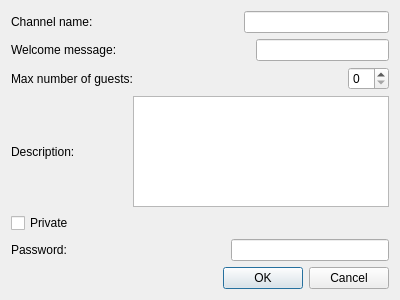
Above: GoodVibes-Client/channelsettingsdialog.ui from spacesh1p/GoodVibes-Radio before the change. Below: the same form after it.
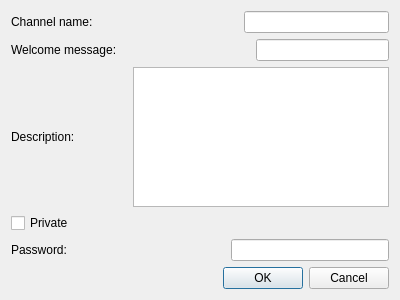
That is the form after the change.

Diff of the .ui file:
```diff
--- a/GoodVibes-Client/channelsettingsdialog.ui
+++ b/GoodVibes-Client/channelsettingsdialog.ui
@@ -68,33 +68,6 @@
      </item>
     </layout>
    </item>
-   <item>
-    <layout class="QHBoxLayout" name="horizontalLayout_4">
-     <item>
-      <widget class="QLabel" name="label_3">
-       <property name="text">
-        <string>Max number of guests:</string>
-       </property>
-      </widget>
-     </item>
-     <item>
-      <spacer name="horizontalSpacer_4">
-       <property name="orientation">
-        <enum>Qt::Horizontal</enum>
-       </property>
-       <property name="sizeHint" stdset="0">
-        <size>
-         <width>40</width>
-         <height>20</height>
-        </size>
-       </property>
-      </spacer>
-     </item>
-     <item>
-      <widget class="QSpinBox" name="numOfGuests"/>
-     </item>
-    </layout>
-   </item>
    <item>
     <layout class="QHBoxLayout" name="horizontalLayout_3">
      <item>
```
